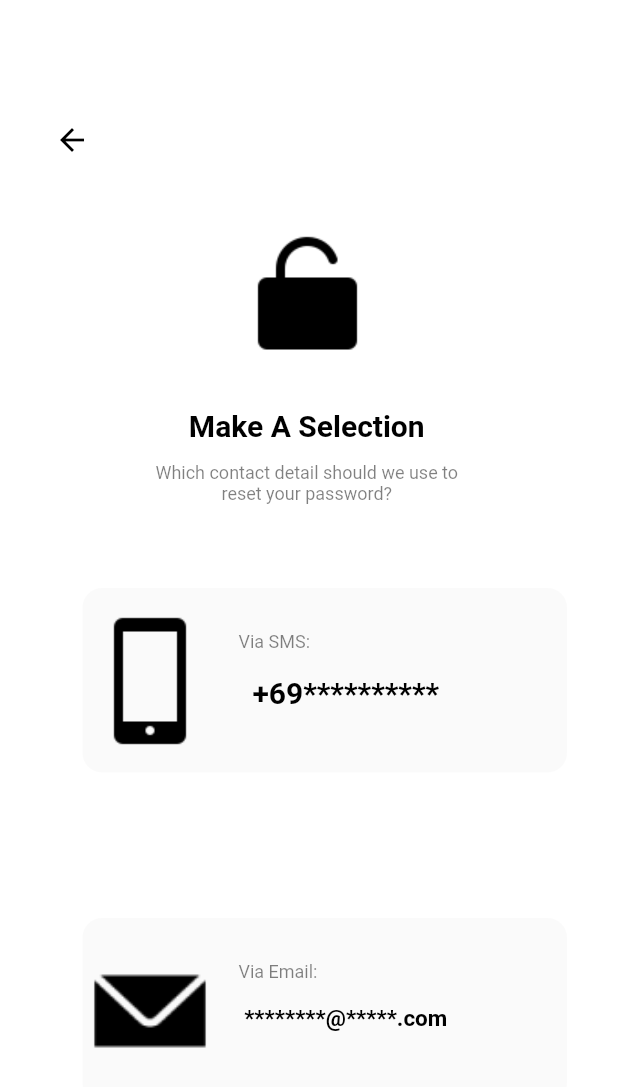
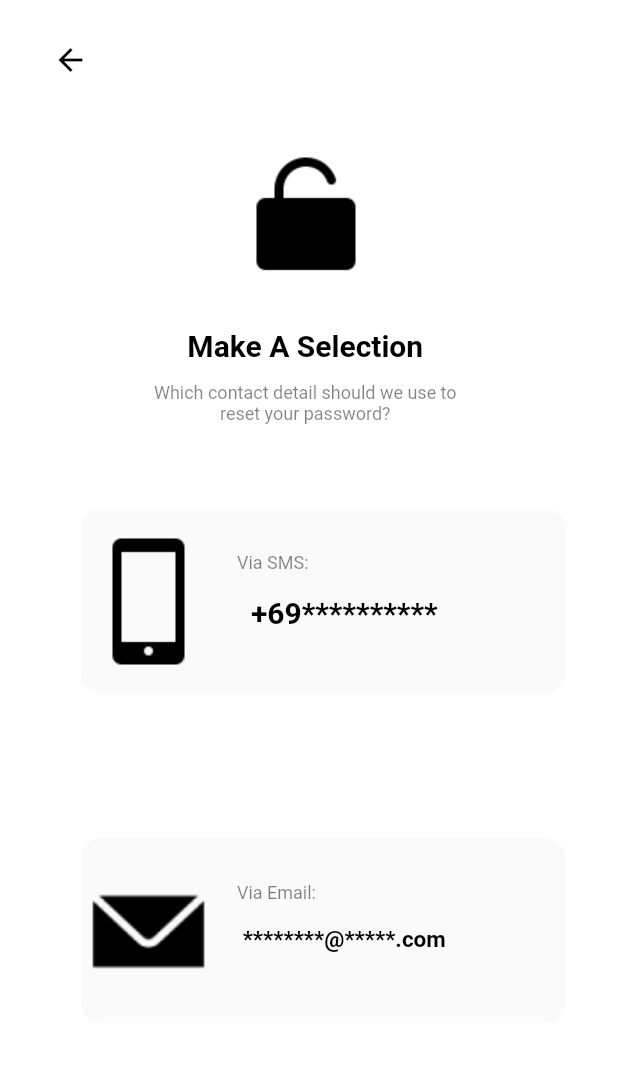
Before and after one commit to snacional/MagisGo, a Flutter app: the Forgot2Page screen opened directly, on a phone screen of 412 x 824 dp. Shown: the top 1087 px of the screen. Run offline on Flutter 3.47's test engine with Material 2 defaults, Android fonts, the phone set to English and light mode, and no system bars.

Commit message:
forgor2.dart

```diff
--- a/lib/forgor2.dart
+++ b/lib/forgor2.dart
@@ -23,7 +23,7 @@ class Forgot2Page extends StatelessWidget {
 
     return Scaffold(
       body: Container(
-        padding: EdgeInsets.fromLTRB(21 * fem, 73 * fem, 18 * fem, 48 * fem),
+         padding: EdgeInsets.all(20),
         width: double.infinity,
         decoration: BoxDecoration(
           color: Color(0xffffffff),
```
